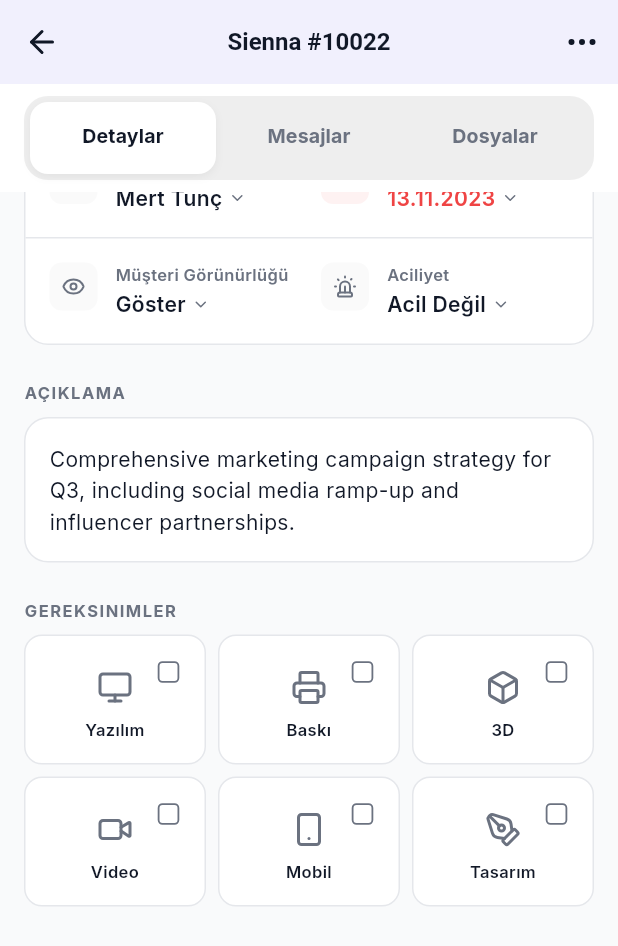
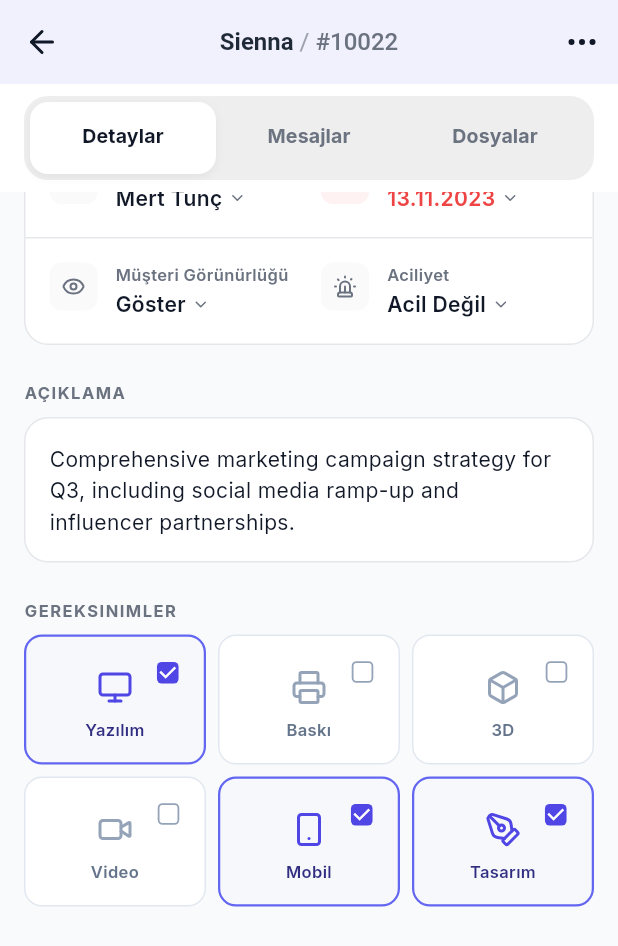
Before and after one commit to faithtnuc/workflow-management-mobileui, a Flutter app: the JobDetailScreen screen opened directly with sample values from the repository, scrolled down 192 dp, on a phone screen of 412 x 824 dp. Shown: the top 946 px of the screen. Run offline on Flutter 3.47's test engine with Material 3 defaults, Android fonts, the phone set to English and light mode, and no system bars; our stand-ins replace flutter_svg, google_fonts, lucide_icons; project files that could hold a hidden picture were left out.

Commit message:
job detail page : mock data synced and ui improved

```diff
--- a/lib/data/mock_db.dart
+++ b/lib/data/mock_db.dart
@@ -128,13 +128,65 @@ class MockDb {
     'totalHours': 142.5,
   };
 
+  // Available Requirements (DB Source)
+  static const List<String> availableRequirements = [
+    'Yazılım',
+    'Baskı',
+    '3D',
+    'Video',
+    'Mobil',
+    'Tasarım',
+  ];
+
   static final List<Client> clients = [
-    Client(id: 'c1', name: 'Sienna', logo: 'assets/logos/logo_sienna.svg', activeJobs: 3, unreadMessages: 2, totalMessages: 15),
-    Client(id: 'c2', name: 'Abramind', logo: 'assets/logos/logo_abramind.svg', activeJobs: 7, unreadMessages: 4, totalMessages: 22),
-    Client(id: 'c3', name: 'Maison', logo: 'assets/logos/logo_maison.svg', activeJobs: 1, unreadMessages: 0, totalMessages: 8),
-    Client(id: 'c4', name: 'Phyllant', logo: 'assets/logos/logo_phyllant.svg', activeJobs: 4, unreadMessages: 12, totalMessages: 45),
-    Client(id: 'c5', name: 'Pithema', logo: 'assets/logos/logo_pithema.svg', activeJobs: 2, unreadMessages: 1, totalMessages: 6),
-    Client(id: 'c6', name: 'Prowa', logo: 'assets/logos/logo_prowa.svg', activeJobs: 5, unreadMessages: 3, totalMessages: 19),
+    Client(
+      id: 'c1',
+      name: 'Sienna',
+      logo: 'assets/logos/logo_sienna.svg',
+      activeJobs: 3,
+      unreadMessages: 2,
+      totalMessages: 15,
+    ),
+    Client(
+      id: 'c2',
+      name: 'Abramind',
+      logo: 'assets/logos/logo_abramind.svg',
+      activeJobs: 7,
+      unreadMessages: 4,
+      totalMessages: 22,
+    ),
+    Client(
+      id: 'c3',
+      name: 'Maison',
+      logo: 'assets/logos/logo_maison.svg',
+      activeJobs: 1,
+      unreadMessages: 0,
+      totalMessages: 8,
+    ),
+    Client(
+      id: 'c4',
+      name: 'Phyllant',
+      logo: 'assets/logos/logo_phyllant.svg',
+      activeJobs: 4,
+      unreadMessages: 12,
+      totalMessages: 45,
+    ),
+    Client(
+      id: 'c5',
+      name: 'Pithema',
+      logo: 'assets/logos/logo_pithema.svg',
+      activeJobs: 2,
+      unreadMessages: 1,
+      totalMessages: 6,
+    ),
+    Client(
+      id: 'c6',
+      name: 'Prowa',
+      logo: 'assets/logos/logo_prowa.svg',
+      activeJobs: 5,
+      unreadMessages: 3,
+      totalMessages: 19,
+    ),
   ];
 
   static final List<Job> jobs = [
@@ -149,25 +201,88 @@ class MockDb {
       status: 'Review',
       messages: 2,
       internalMessages: 5,
-      description: "Comprehensive marketing campaign strategy for Q3, including social media ramp-up and influencer partnerships.",
-      descriptionTR: "Q3 için kapsamlı pazarlama kampanyası stratejisi, sosyal medya artışı ve etkileyici ortaklıkları dahil.",
+      description:
+          "Comprehensive marketing campaign strategy for Q3, including social media ramp-up and influencer partnerships.",
+      descriptionTR:
+          "Q3 için kapsamlı pazarlama kampanyası stratejisi, sosyal medya artışı ve etkileyici ortaklıkları dahil.",
       requesterEmail: 'sarah.connor@sienna.com',
       createdAt: '2023-10-20',
       assignee: 'Mert Tunç',
       isClientVisible: true,
-      requirements: ["Strategy", "Social Media", "Copywriting"],
+
+      requirements: [
+        "Yazılım",
+        "Tasarım",
+        "Mobil",
+      ], // Updated to match new keys
       activityLog: [
-          JobLog(id: 1, type: 'log', text: 'Job created', user: 'Sarah Connor', timestamp: '2023-10-20 09:00', visibility: 'internal'),
-          JobLog(id: 2, type: 'comment', text: 'Initial draft is ready for review. I focused on the "modern" look.', user: 'Mert Tunç', timestamp: '2023-10-25 14:30', visibility: 'internal'),
-          JobLog(id: 3, type: 'comment', text: 'Looks good, minor tweaks on the budget section needed. Can we make the font larger?', user: 'Sarah Connor', timestamp: '2023-10-26 10:15', visibility: 'client'),
-          JobLog(id: 4, type: 'comment', text: 'Sure, I will update the typography and send a new version by EOD.', user: 'Mert Tunç', timestamp: '2023-10-26 11:00', visibility: 'client'),
-          JobLog(id: 5, type: 'comment', text: 'Internal Note: Check if we have the license for that font.', user: 'Mert Tunç', timestamp: '2023-10-26 11:05', visibility: 'internal')
+        JobLog(
+          id: 1,
+          type: 'log',
+          text: 'Job created',
+          user: 'Sarah Connor',
+          timestamp: '2023-10-20 09:00',
+          visibility: 'internal',
+        ),
+        JobLog(
+          id: 2,
+          type: 'comment',
+          text:
+              'Initial draft is ready for review. I focused on the "modern" look.',
+          user: 'Mert Tunç',
+          timestamp: '2023-10-25 14:30',
+          visibility: 'internal',
+        ),
+        JobLog(
+          id: 3,
+          type: 'comment',
+          text:
+              'Looks good, minor tweaks on the budget section needed. Can we make the font larger?',
+          user: 'Sarah Connor',
+          timestamp: '2023-10-26 10:15',
+          visibility: 'client',
+        ),
+        JobLog(
+          id: 4,
+          type: 'comment',
+          text:
+              'Sure, I will update the typography and send a new version by EOD.',
+          user: 'Mert Tunç',
+          timestamp: '2023-10-26 11:00',
+          visibility: 'client',
+        ),
+        JobLog(
+          id: 5,
+          type: 'comment',
+          text: 'Internal Note: Check if we have the license for that font.',
+          user: 'Mert Tunç',
+          timestamp: '2023-10-26 11:05',
+          visibility: 'internal',
+        ),
       ],
       files: [
-          JobFile(id: 'f1', name: 'Q3_Strategy_Brief.pdf', type: 'pdf', size: '2.4 MB', url: '#'),
-          JobFile(id: 'f2', name: 'Sienna_Assets_V1.zip', type: 'archive', size: '156 MB', url: '#'),
-          JobFile(id: 'f3', name: 'Moodboard_Q3.jpg', type: 'image', size: '4.1 MB', url: '#')
-      ]
+        JobFile(
+          id: 'f1',
+          name: 'Q3_Strategy_Brief.pdf',
+          type: 'pdf',
+          size: '2.4 MB',
+          url: '#',
+        ),
+        JobFile(
+          id: 'f2',
+          name: 'Sienna_Assets_V1.zip',
+          type: 'archive',
+          size: '156 MB',
+          url: '#',
+        ),
+        JobFile(
+          id: 'f3',
+          name: 'Moodboard_Q3.jpg',
+          type: 'image',
+          size: '4.1 MB',
+          url: '#',
+        ),
+      ],
     ),
     Job(
       id: '10023',
@@ -180,24 +295,78 @@ class MockDb {
       status: 'Review',
       messages: 0,
       internalMessages: 1,
-            description: "Complete redesign of the corporate homepage to align with the new branding guidelines. Focus on conversion optimization and mobile responsiveness.",
-            descriptionTR: "Yeni marka yönergelerine uyum sağlamak için kurumsal ana sayfanın tam tasarımı. Dönüşüm optimizasyonu ve mobil uyumluluğa odaklanın.",
+      description:
+          "Complete redesign of the corporate homepage to align with the new branding guidelines. Focus on conversion optimization and mobile responsiveness.",
+      descriptionTR:
+          "Yeni marka yönergelerine uyum sağlamak için kurumsal ana sayfanın tam tasarımı. Dönüşüm optimizasyonu ve mobil uyumluluğa odaklanın.",
       requesterEmail: 'hank.scorpio@abramind.com',
       createdAt: '2023-10-01',
       assignee: 'Mert Tunç',
       isClientVisible: false,
-            requirements: ["UX/UI Design", "Frontend Dev", "SEO", "Accessibility"],
+      requirements: [
+        "Tasarım",
+        "Yazılım",
+        "Mobil",
+      ], // Synced with Web: UX/UI->Tasarım, Frontend->Yazılım, SEO->Mobil
       activityLog: [
-                JobLog(id: 1, type: 'log', text: 'Job created', user: 'Hank Scorpio', timestamp: '2023-10-01 11:00', visibility: 'internal'),
-                JobLog(id: 2, type: 'comment', text: 'Wireframes approved. Moving to high-fidelity designs.', user: 'Mert Tunç', timestamp: '2023-10-05 16:45', visibility: 'client'),
-                JobLog(id: 3, type: 'comment', text: 'Internal note: Client is sensitive about the color palette.', user: 'Mert Tunç', timestamp: '2023-10-05 16:50', visibility: 'internal'),
-                JobLog(id: 4, type: 'comment', text: 'I really like the new direction! Can we make the logo pop more?', user: 'Hank Scorpio', timestamp: '2023-10-06 09:30', visibility: 'client'),
-                JobLog(id: 5, type: 'comment', text: 'Absolutely, I will add more contrast to the header area.', user: 'Mert Tunç', timestamp: '2023-10-06 10:00', visibility: 'client')
+        JobLog(
+          id: 1,
+          type: 'log',
+          text: 'Job created',
+          user: 'Hank Scorpio',
+          timestamp: '2023-10-01 11:00',
+          visibility: 'internal',
+        ),
+        JobLog(
+          id: 2,
+          type: 'comment',
+          text: 'Wireframes approved. Moving to high-fidelity designs.',
+          user: 'Mert Tunç',
+          timestamp: '2023-10-05 16:45',
+          visibility: 'client',
+        ),
+        JobLog(
+          id: 3,
+          type: 'comment',
+          text: 'Internal note: Client is sensitive about the color palette.',
+          user: 'Mert Tunç',
+          timestamp: '2023-10-05 16:50',
+          visibility: 'internal',
+        ),
+        JobLog(
+          id: 4,
+          type: 'comment',
+          text:
+              'I really like the new direction! Can we make the logo pop more?',
+          user: 'Hank Scorpio',
+          timestamp: '2023-10-06 09:30',
+          visibility: 'client',
+        ),
+        JobLog(
+          id: 5,
+          type: 'comment',
+          text: 'Absolutely, I will add more contrast to the header area.',
+          user: 'Mert Tunç',
+          timestamp: '2023-10-06 10:00',
+          visibility: 'client',
+        ),
       ],
       files: [
-                JobFile(id: 'f1', name: 'Homepage_Wireframes_v2.fig', type: 'design', size: '12 MB', url: '#'),
-                JobFile(id: 'f2', name: 'Abramind_Logo_Pack.zip', type: 'archive', size: '45 MB', url: '#')
-            ]
+        JobFile(
+          id: 'f1',
+          name: 'Homepage_Wireframes_v2.fig',
+          type: 'design',
+          size: '12 MB',
+          url: '#',
+        ),
+        JobFile(
+          id: 'f2',
+          name: 'Abramind_Logo_Pack.zip',
+          type: 'archive',
+          size: '45 MB',
+          url: '#',
+        ),
+      ],
     ),
     Job(
       id: '10024',
@@ -210,16 +379,28 @@ class MockDb {
       status: 'Review',
       messages: 5,
       internalMessages: 0,
-            description: "Design and layout for the new nutritional guide PDF. Needs to be print-ready and accessible for digital distribution.",
-            descriptionTR: "Yeni beslenme rehberi PDF'si için tasarım ve düzen. Baskıya hazır ve dijital dağıtım için erişilebilir olmalı.",
+      description:
+          "Design and layout for the new nutritional guide PDF. Needs to be print-ready and accessible for digital distribution.",
+      descriptionTR:
+          "Yeni beslenme rehberi PDF'si için tasarım ve düzen. Baskıya hazır ve dijital dağıtım için erişilebilir olmalı.",
       requesterEmail: 'richard.t@maison.com',
       createdAt: '2023-10-28',
       assignee: 'Fatih Tunç',
       isClientVisible: true,
-            requirements: ["Graphic Design", "Print Layout", "Illustration"],
+      requirements: [
+        "Tasarım",
+        "Baskı",
+      ], // Graphic Design->Tasarım, Print Layout->Baskı
       activityLog: [
-                JobLog(id: 1, type: 'log', text: 'Job created', user: 'Richard T.', timestamp: '2023-10-28 08:30', visibility: 'internal')
-            ]
+        JobLog(
+          id: 1,
+          type: 'log',
+          text: 'Job created',
+          user: 'Richard T.',
+          timestamp: '2023-10-28 08:30',
+          visibility: 'internal',
+        ),
+      ],
     ),
     Job(
       id: '10025',
@@ -232,16 +413,28 @@ class MockDb {
       status: 'Completed',
       messages: 0,
       internalMessages: 0,
-            description: "November social media content calendar and assets creation.",
-            descriptionTR: "Kasım ayı sosyal medya içerik takvimi ve varlık oluşturma.",
+      description:
+          "November social media content calendar and assets creation.",
+      descriptionTR:
+          "Kasım ayı sosyal medya içerik takvimi ve varlık oluşturma.",
       requesterEmail: 'john.doe@sienna.com',
       createdAt: '2023-11-01',
       assignee: 'Emily Zhang',
       isClientVisible: true,
-            requirements: ["Social Media", "Graphic Design"],
+      requirements: [
+        "Mobil",
+        "Tasarım",
+      ], // Social Media->Mobil, Graphic Design->Tasarım
       activityLog: [
-                JobLog(id: 1, type: 'log', text: 'Job created', user: 'John Doe', timestamp: '2023-11-01 10:00', visibility: 'internal')
-            ]
+        JobLog(
+          id: 1,
+          type: 'log',
+          text: 'Job created',
+          user: 'John Doe',
+          timestamp: '2023-11-01 10:00',
+          visibility: 'internal',
+        ),
+      ],
     ),
     Job(
       id: '10026',
@@ -254,23 +447,67 @@ class MockDb {
       status: 'Urgent',
       messages: 1,
       internalMessages: 3,
-            description: "Internal safety training video editing and voiceover synchronization.",
-            descriptionTR: "Dahili güvenlik eğitimi videosu düzenleme ve ses senkronizasyonu.",
+      description:
+          "Internal safety training video editing and voiceover synchronization.",
+      descriptionTR:
+          "Dahili güvenlik eğitimi videosu düzenleme ve ses senkronizasyonu.",
       requesterEmail: 'albert.w@phyllant.com',
       createdAt: '2023-11-05',
       assignee: 'James Chen',
       isClientVisible: true,
-            requirements: ["Video Editing", "Voiceover", "Motion Graphics"],
+      requirements: [
+        "Video",
+        "Tasarım",
+      ], // Video Editing->Video, Motion Graphics->Tasarım
       activityLog: [
-                JobLog(id: 1, type: 'log', text: 'Job created', user: 'Albert W.', timestamp: '2023-11-05 09:15', visibility: 'internal'),
-                JobLog(id: 2, type: 'comment', text: 'Raw footage uploaded to server.', user: 'Alex Jensen', timestamp: '2023-11-06 11:30', visibility: 'internal'),
-                JobLog(id: 3, type: 'comment', text: 'Please check the audio levels in scene 3.', user: 'Albert W.', timestamp: '2023-11-06 14:20', visibility: 'client')
+        JobLog(
+          id: 1,
+          type: 'log',
+          text: 'Job created',
+          user: 'Albert W.',
+          timestamp: '2023-11-05 09:15',
+          visibility: 'internal',
+        ),
+        JobLog(
+          id: 2,
+          type: 'comment',
+          text: 'Raw footage uploaded to server.',
+          user: 'Alex Jensen',
+          timestamp: '2023-11-06 11:30',
+          visibility: 'internal',
+        ),
+        JobLog(
+          id: 3,
+          type: 'comment',
+          text: 'Please check the audio levels in scene 3.',
+          user: 'Albert W.',
+          timestamp: '2023-11-06 14:20',
+          visibility: 'client',
+        ),
       ],
       files: [
-                JobFile(id: 'f1', name: 'Safety_Script_Final.pdf', type: 'pdf', size: '1.2 MB', url: '#'),
-                JobFile(id: 'f2', name: 'Raw_Footage_Scene1.mp4', type: 'video', size: '450 MB', url: '#'),
-                JobFile(id: 'f3', name: 'phyllant_intro_animation.mov', type: 'video', size: '85 MB', url: '#')
-            ]
+        JobFile(
+          id: 'f1',
+          name: 'Safety_Script_Final.pdf',
+          type: 'pdf',
+          size: '1.2 MB',
+          url: '#',
+        ),
+        JobFile(
+          id: 'f2',
+          name: 'Raw_Footage_Scene1.mp4',
+          type: 'video',
+          size: '450 MB',
+          url: '#',
+        ),
+        JobFile(
+          id: 'f3',
+          name: 'phyllant_intro_animation.mov',
+          type: 'video',
+          size: '85 MB',
+          url: '#',
+        ),
+      ],
     ),
     Job(
       id: '10027',
@@ -289,12 +526,33 @@ class MockDb {
       createdAt: '2023-11-15',
       assignee: 'Sarah Miller',
       isClientVisible: false,
-            requirements: ["UI Design", "Holography", "Interaction Design"],
+      requirements: ["Tasarım", "3D"], // UI Design->Tasarım, Holography->3D
       activityLog: [
-                JobLog(id: 1, type: 'log', text: 'Job created', user: 'Pepper Potts', timestamp: '2023-11-15 08:30', visibility: 'internal'),
-                JobLog(id: 2, type: 'comment', text: 'Tony wants the blue to be more "electric".', user: 'Pepper Potts', timestamp: '2023-11-16 10:00', visibility: 'client'),
-                JobLog(id: 3, type: 'comment', text: 'Internal Note: Check the hex codes from the brand guidelines.', user: 'Fatih Tunç', timestamp: '2023-11-16 10:15', visibility: 'internal')
-            ]
+        JobLog(
+          id: 1,
+          type: 'log',
+          text: 'Job created',
+          user: 'Pepper Potts',
+          timestamp: '2023-11-15 08:30',
+          visibility: 'internal',
+        ),
+        JobLog(
+          id: 2,
+          type: 'comment',
+          text: 'Tony wants the blue to be more "electric".',
+          user: 'Pepper Potts',
+          timestamp: '2023-11-16 10:00',
+          visibility: 'client',
+        ),
+        JobLog(
+          id: 3,
+          type: 'comment',
+          text: 'Internal Note: Check the hex codes from the brand guidelines.',
+          user: 'Fatih Tunç',
+          timestamp: '2023-11-16 10:15',
+          visibility: 'internal',
+        ),
+      ],
     ),
   ];
 }
--- a/lib/screens/job_detail_screen.dart
+++ b/lib/screens/job_detail_screen.dart
@@ -120,12 +120,34 @@ class _JobDetailScreenState extends State<JobDetailScreen>
                 onPressed: () => Navigator.pop(context),
               ),
               centerTitle: true,
-              title: Text(
-                '${widget.client.name} #${widget.job.id}',
-                style: const TextStyle(
-                  color: AppTheme.textMain,
-                  fontWeight: FontWeight.bold,
-                  fontSize: 16,
+              title: RichText(
+                text: TextSpan(
+                  children: [
+                    TextSpan(
+                      text: widget.client.name,
+                      style: const TextStyle(
+                        color: Color(0xFF1F2937),
+                        fontWeight: FontWeight.bold,
+                        fontSize: 16,
+                      ),
+                    ),
+                    const TextSpan(
+                      text: ' / ',
+                      style: TextStyle(
+                        color: Color(0xFF9CA3AF),
+                        fontSize: 16,
+                        fontWeight: FontWeight.w400,
+                      ),
+                    ),
+                    TextSpan(
+                      text: '#${widget.job.id}',
+                      style: const TextStyle(
+                        color: Color(0xFF6B7280),
+                        fontWeight: FontWeight.w500,
+                        fontSize: 16,
+                      ),
+                    ),
+                  ],
                 ),
               ),
               actions: [
@@ -440,17 +462,9 @@ class _JobDetailScreenState extends State<JobDetailScreen>
               crossAxisSpacing: 8,
               mainAxisSpacing: 8,
             ),
-            itemCount: 6, // Fixed 6 items
+            itemCount: MockDb.availableRequirements.length,
             itemBuilder: (context, index) {
-              final requirementsList = [
-                'Yazılım',
-                'Baskı',
-                '3D',
-                'Video',
-                'Mobil',
-                'Tasarım',
-              ];
-              final req = requirementsList[index];
+              final req = MockDb.availableRequirements[index];
               final icon = _getRequirementIcon(req);
               // Check if the current job has this requirement
               final isChecked = widget.job.requirements.any(
@@ -459,9 +473,16 @@ class _JobDetailScreenState extends State<JobDetailScreen>
 
               return Container(
                 decoration: BoxDecoration(
-                  color: Colors.white,
+                  color: isChecked
+                      ? const Color(0xFFEEF2FF).withOpacity(0.3)
+                      : Colors.white,
                   borderRadius: BorderRadius.circular(12),
-                  border: Border.all(color: AppTheme.border),
+                  border: Border.all(
+                    color: isChecked
+                        ? const Color(0xFF6366F1)
+                        : const Color(0xFFE2E8F0),
+                    width: isChecked ? 1.5 : 1.0,
+                  ),
                 ),
                 child: Stack(
                   children: [
@@ -477,12 +498,14 @@ class _JobDetailScreenState extends State<JobDetailScreen>
                               (
                                 val,
                               ) {}, // Read-only for now or interactive if needed
-                          activeColor: AppTheme.primary,
+                          activeColor: const Color(0xFF4F46E5),
                           shape: RoundedRectangleBorder(
                             borderRadius: BorderRadius.circular(4),
                           ),
-                          side: const BorderSide(
-                            color: AppTheme.textSecondary,
+                          side: BorderSide(
+                            color: isChecked
+                                ? const Color(0xFF4F46E5)
+                                : const Color(0xFF94A3B8),
                             width: 1.5,
                           ),
                         ),
@@ -494,15 +517,23 @@ class _JobDetailScreenState extends State<JobDetailScreen>
                       child: Column(
                         mainAxisAlignment: MainAxisAlignment.center,
                         children: [
-                          Icon(icon, size: 24, color: AppTheme.textSecondary),
+                          Icon(
+                            icon,
+                            size: 24,
+                            color: isChecked
+                                ? const Color(0xFF4F46E5)
+                                : const Color(0xFF94A3B8),
+                          ),
                           const SizedBox(height: 8),
                           Center(
                             child: Text(
                               req,
                               textAlign: TextAlign.center,
-                              style: const TextStyle(
+                              style: TextStyle(
                                 fontSize: 11,
-                                color: AppTheme.textMain,
+                                color: isChecked
+                                    ? const Color(0xFF312E81)
+                                    : const Color(0xFF64748B),
                                 fontWeight: FontWeight.w600,
                               ),
                               maxLines: 1,
@@ -672,9 +703,11 @@ class _JobDetailScreenState extends State<JobDetailScreen>
                       decoration: BoxDecoration(
                         color: isMe
                             ? (_activeMessageTab == 'internal'
-                                  ? Colors.orange
-                                  : AppTheme.primary)
-                            : Colors.white,
+                                  ? const Color(0xFFEA580C) // Orange 600
+                                  : const Color(0xFF4F46E5)) // Indigo 600
+                            : (_activeMessageTab == 'internal'
+                                  ? const Color(0xFFFFF7ED) // Orange 50
+                                  : Colors.white),
                         borderRadius: BorderRadius.only(
                           topLeft: const Radius.circular(16),
                           topRight: const Radius.circular(16),
```
Lines whose indentation alone changed are shown as unchanged.
